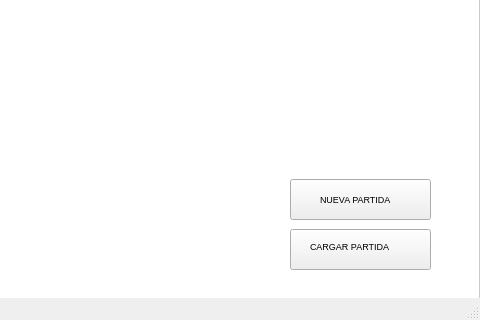
This is mainwindow.ui in Imarjimenez/Proyecto-final as Qt 5 draws it before an edit; both pictures show x 520 to 1000 and y 191 to 511 of the 1000 by 511 pixel window. The edited form follows.
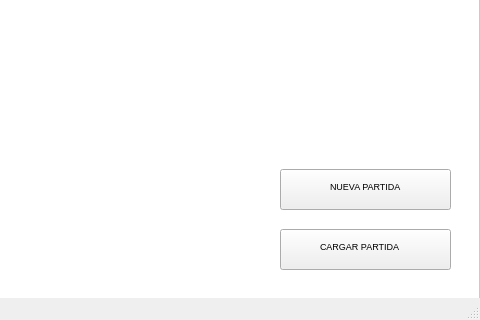
This is the edited form. Icons and pictures are not drawn.

The edit to the form file:
```diff
--- a/mainwindow.ui
+++ b/mainwindow.ui
@@ -33,9 +33,9 @@
    <widget class="QPushButton" name="pushButton">
     <property name="geometry">
      <rect>
-      <x>810</x>
-      <y>370</y>
-      <width>141</width>
+      <x>800</x>
+      <y>360</y>
+      <width>171</width>
       <height>41</height>
      </rect>
     </property>
@@ -62,9 +62,9 @@
    <widget class="QPushButton" name="pushButton_2">
     <property name="geometry">
      <rect>
-      <x>810</x>
+      <x>800</x>
       <y>420</y>
-      <width>141</width>
+      <width>171</width>
       <height>41</height>
      </rect>
     </property>
@@ -85,7 +85,7 @@
    <widget class="QLabel" name="label_2">
     <property name="geometry">
      <rect>
-      <x>830</x>
+      <x>840</x>
       <y>430</y>
       <width>101</width>
       <height>16</height>
@@ -101,10 +101,10 @@
    <widget class="QLabel" name="label">
     <property name="geometry">
      <rect>
-      <x>840</x>
-      <y>380</y>
+      <x>850</x>
+      <y>370</y>
       <width>81</width>
-      <height>21</height>
+      <height>16</height>
      </rect>
     </property>
     <property name="text">
```
